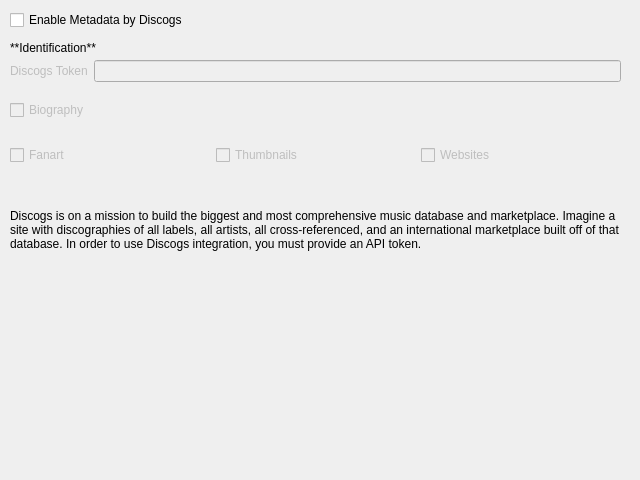
Above: nowplaying/resources/ui/artistextras_discogs.ui from whatsnowplaying/whats-now-playing before the change. Below: the same form after it.
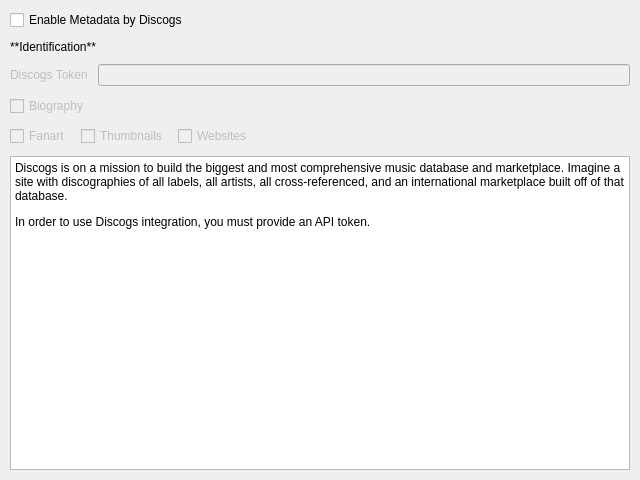
That is the form after the change.

What changed in the file:
```diff
--- a/nowplaying/resources/ui/artistextras_discogs.ui
+++ b/nowplaying/resources/ui/artistextras_discogs.ui
@@ -13,18 +13,25 @@
   <property name="windowTitle">
    <string>Discogs</string>
   </property>
+  <layout class="QVBoxLayout" name="main_layout">
+   <property name="margin">
+    <number>10</number>
+   </property>
+   <property name="spacing">
+    <number>10</number>
+   </property>
+   <item>
+    <widget class="QCheckBox" name="discogs_checkbox">
+     <property name="text">
+      <string>Enable Metadata by Discogs</string>
+     </property>
+    </widget>
+   </item>
+   <item>
   <widget class="QLabel" name="config_label">
    <property name="enabled">
     <bool>true</bool>
    </property>
-   <property name="geometry">
-    <rect>
-     <x>10</x>
-     <y>40</y>
-     <width>311</width>
-     <height>16</height>
-    </rect>
-   </property>
    <property name="text">
     <string>**Identification**</string>
    </property>
@@ -32,18 +39,11 @@
     <enum>Qt::MarkdownText</enum>
    </property>
   </widget>
-  <widget class="QWidget" name="formLayoutWidget">
-   <property name="geometry">
-    <rect>
-     <x>10</x>
-     <y>60</y>
-     <width>611</width>
-     <height>30</height>
-    </rect>
-   </property>
+   </item>
+   <item>
    <layout class="QFormLayout" name="discogs_auth_layout">
     <property name="fieldGrowthPolicy">
-     <enum>QFormLayout::ExpandingFieldsGrow</enum>
+      <enum>QFormLayout::AllNonFixedFieldsGrow</enum>
     </property>
     <property name="labelAlignment">
      <set>Qt::AlignCenter</set>
@@ -66,57 +66,24 @@
       <property name="enabled">
        <bool>false</bool>
       </property>
-      <property name="minimumSize">
-       <size>
-        <width>520</width>
-        <height>0</height>
-       </size>
-      </property>
       <property name="echoMode">
        <enum>QLineEdit::Password</enum>
       </property>
      </widget>
     </item>
    </layout>
-  </widget>
-  <widget class="QCheckBox" name="discogs_checkbox">
-   <property name="geometry">
-    <rect>
-     <x>10</x>
-     <y>10</y>
-     <width>361</width>
-     <height>20</height>
-    </rect>
+   </item>
+   <item>
+    <widget class="QCheckBox" name="bio_checkbox">
+     <property name="enabled">
+      <bool>false</bool>
    </property>
    <property name="text">
-    <string>Enable Metadata by Discogs</string>
-   </property>
-  </widget>
-  <widget class="QLabel" name="discogs_desclabel">
-   <property name="geometry">
-    <rect>
-     <x>10</x>
-     <y>190</y>
-     <width>611</width>
-     <height>80</height>
-    </rect>
-   </property>
-   <property name="text">
-    <string>Discogs is on a mission to build the biggest and most comprehensive music database and marketplace. Imagine a site with discographies of all labels, all artists, all cross-referenced, and an international marketplace built off of that database. In order to use Discogs integration, you must provide an API token.</string>
-   </property>
-   <property name="wordWrap">
-    <bool>true</bool>
-   </property>
-  </widget>
-  <widget class="QWidget" name="horizontalLayoutWidget">
-   <property name="geometry">
-    <rect>
-     <x>10</x>
-     <y>130</y>
-     <width>611</width>
-     <height>50</height>
-    </rect>
-   </property>
+      <string>Biography</string>
+     </property>
+    </widget>
+   </item>
+   <item>
    <layout class="QHBoxLayout" name="checkbox_layout">
     <item>
      <widget class="QCheckBox" name="fanart_checkbox">
@@ -148,24 +115,41 @@
       </property>
      </widget>
     </item>
-   </layout>
-  </widget>
-  <widget class="QCheckBox" name="bio_checkbox">
-   <property name="enabled">
-    <bool>false</bool>
-   </property>
-   <property name="geometry">
-    <rect>
-     <x>10</x>
-     <y>100</y>
-     <width>88</width>
+     <item>
+      <spacer>
+       <property name="orientation">
+        <enum>Qt::Horizontal</enum>
+       </property>
+       <property name="sizeHint" stdset="0">
+        <size>
+         <width>40</width>
      <height>20</height>
-    </rect>
-   </property>
-   <property name="text">
-    <string>Biography</string>
-   </property>
-  </widget>
+        </size>
+       </property>
+      </spacer>
+     </item>
+    </layout>
+   </item>
+   <item>
+    <widget class="QTextBrowser" name="discogs_desclabel">
+     <property name="sizePolicy">
+      <sizepolicy hsizetype="Expanding" vsizetype="Expanding">
+       <horstretch>0</horstretch>
+       <verstretch>1</verstretch>
+      </sizepolicy>
+     </property>
+     <property name="html">
+      <string>&lt;!DOCTYPE HTML PUBLIC &quot;-//W3C//DTD HTML 4.0//EN&quot; &quot;http://www.w3.org/TR/REC-html40/strict.dtd&quot;&gt;
+&lt;html&gt;&lt;head&gt;&lt;meta name=&quot;qrichtext&quot; content=&quot;1&quot; /&gt;&lt;style type=&quot;text/css&quot;&gt;
+p, li { white-space: pre-wrap; }
+&lt;/style&gt;&lt;/head&gt;&lt;body&gt;
+&lt;p&gt;Discogs is on a mission to build the biggest and most comprehensive music database and marketplace. Imagine a site with discographies of all labels, all artists, all cross-referenced, and an international marketplace built off of that database.&lt;/p&gt;
+&lt;p&gt;In order to use Discogs integration, you must provide an API token.&lt;/p&gt;
+&lt;/body&gt;&lt;/html&gt;</string>
+     </property>
+    </widget>
+   </item>
+  </layout>
  </widget>
  <resources/>
  <connections>
```
Left out of the diff: 60 changed lines with no effect on the pictures. Lines whose indentation alone changed are shown as unchanged.
